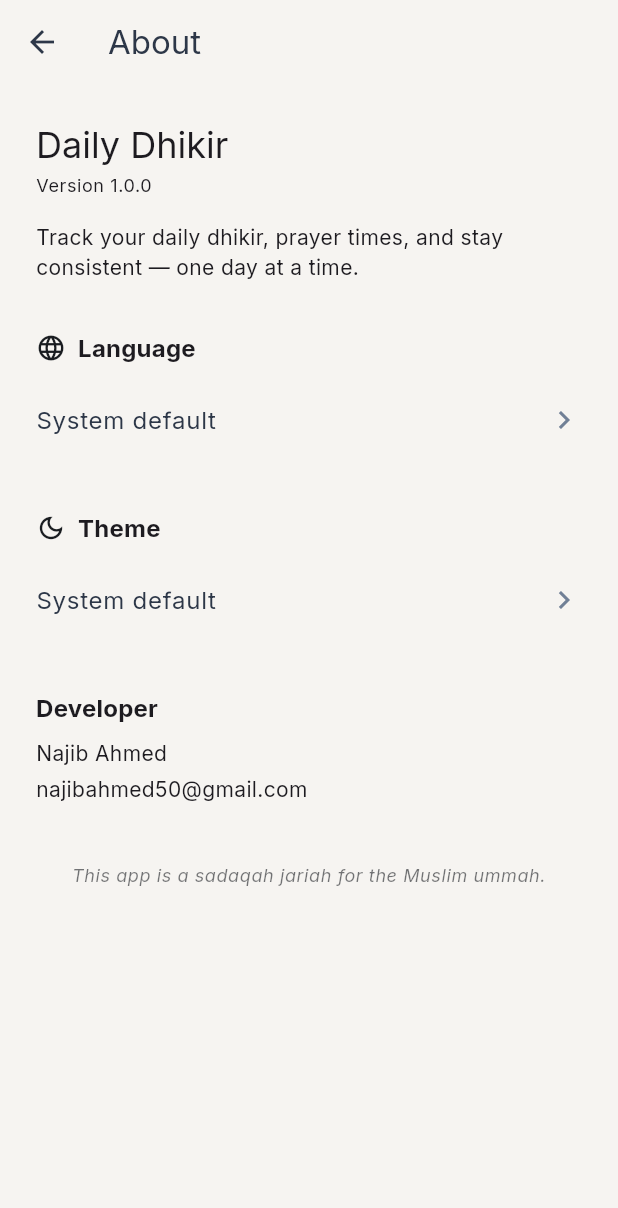
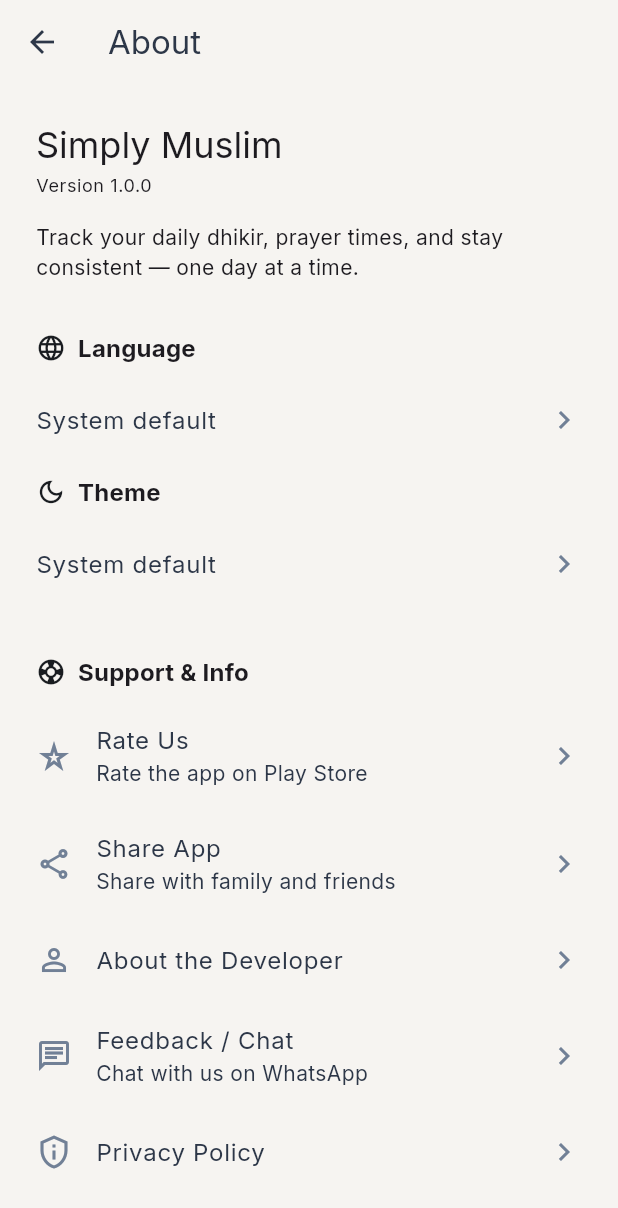
Before and after one commit to najibahmed/dhikrullah, a Flutter app: the AboutScreen screen opened by its route, on a phone screen of 412 x 824 dp. Shown: the top 1208 px of the screen. Run offline on Flutter 3.47's test engine with Material 3 defaults, Android fonts, the phone set to English and light mode, and no system bars; our stand-ins replace flutter_compass, flutter_local_notifications, flutter_timezone, geolocator, google_fonts, hijri and 6 more; missing offline and left inert: adhan_dart; accounts and stored records are empty.

Commit message:
feat(about): add support tiles and developer screen
Add Rate Us, Share App, About the Developer, Feedback/Chat and
Privacy Policy tiles to the About screen, replacing the static
developer text block.

- Rate opens the Play Store app, falling back to the web listing
- Share uses share_plus with a localized message + Play link
- Feedback opens WhatsApp, falling back to SMS
- New AboutDeveloperScreen behind RouteNames.aboutDeveloper
- Manifest <queries> for https/market/whatsapp/sms/mailto (Android 11+)
- Add url_launcher and share_plus

Co-Authored-By: Claude Opus 5.5 <noreply@anthropic.com>

```diff
--- a/lib/core/routing/app_routes.dart
+++ b/lib/core/routing/app_routes.dart
@@ -21,6 +21,7 @@ import 'package:dhikir_app/features/counter/screens/session_counter_screen.dart'
 import 'package:dhikir_app/features/prayer_time/screens/prayer_time_screen.dart';
 import 'package:dhikir_app/features/prayer_time/screens/prayer_time_settings_screen.dart';
 import 'package:dhikir_app/features/prayer_time/screens/hijri_settings_screen.dart';
+import 'package:dhikir_app/features/about/screens/about_developer_screen.dart';
 import 'package:dhikir_app/features/about/screens/about_screen.dart';
 import 'package:dhikir_app/features/qibla/screens/qibla_screen.dart';
 import 'package:dhikir_app/features/allah_names/screens/allah_names_screen.dart';
@@ -153,6 +154,12 @@ class AppRoutes {
           builder: (_) => const AboutScreen(),
         );
 
+      case RouteNames.aboutDeveloper:
+        return MaterialPageRoute(
+          settings: settings,
+          builder: (_) => const AboutDeveloperScreen(),
+        );
+
       case RouteNames.qibla:
         return MaterialPageRoute(
           settings: settings,
--- a/lib/core/routing/route_names.dart
+++ b/lib/core/routing/route_names.dart
@@ -19,6 +19,7 @@ class RouteNames {
   static const String prayerTimeSettings = '/prayer-time-settings';
   static const String hijriSettings = '/hijri-settings';
   static const String about = '/about';
+  static const String aboutDeveloper = '/about-developer';
   static const String qibla = '/qibla';
   static const String allahNames = '/allah-names';
   static const String dua = '/dua';
--- a/lib/features/about/screens/about_screen.dart
+++ b/lib/features/about/screens/about_screen.dart
@@ -2,8 +2,8 @@
 //
 // Static app-info page. Version is hardcoded to match pubspec.yaml's
 // `version:` field rather than pulling in package_info_plus for one
-// static string. Developer fields are placeholders — fill in before
-// shipping.
+// static string. Support tiles (rate, share, developer, feedback, privacy)
+// launch via support_actions.dart.
 
 import 'package:flutter/material.dart';
 import 'package:provider/provider.dart';
@@ -11,6 +11,8 @@ import 'package:provider/provider.dart';
 import 'package:dhikir_app/core/l10n/l10n_extensions.dart';
 import 'package:dhikir_app/core/providers/locale_provider.dart';
 import 'package:dhikir_app/core/providers/theme_provider.dart';
+import 'package:dhikir_app/core/routing/route_names.dart';
+import 'package:dhikir_app/features/about/support_actions.dart';
 import 'package:dhikir_app/l10n/generated/app_localizations.dart';
 
 const _appVersion = '1.0.0';
@@ -30,7 +32,7 @@ class AboutScreen extends StatelessWidget {
       body: ListView(
         padding: const EdgeInsets.all(24),
         children: [
-          Text(l10n.aboutAppName, style: theme.textTheme.headlineSmall),
+          Text("Simply Muslim", style: theme.textTheme.headlineSmall),
           const SizedBox(height: 4),
           Text(l10n.aboutVersion(_appVersion), style: theme.textTheme.bodySmall),
           const SizedBox(height: 16),
@@ -40,8 +42,7 @@ class AboutScreen extends StatelessWidget {
             children: [
               Icon(Icons.language, size: 20, color: theme.colorScheme.onSurface),
               const SizedBox(width: 8),
-              Text(l10n.settingsLanguage,
-                  style: theme.textTheme.titleMedium?.copyWith(fontWeight: FontWeight.w700)),
+              Text(l10n.settingsLanguage, style: theme.textTheme.titleMedium?.copyWith(fontWeight: FontWeight.w700)),
             ],
           ),
           const SizedBox(height: 8),
@@ -51,13 +52,12 @@ class AboutScreen extends StatelessWidget {
             trailing: const Icon(Icons.chevron_right),
             onTap: () => _showLanguageDialog(context),
           ),
-          const SizedBox(height: 32),
+          const SizedBox(height: 8),
           Row(
             children: [
               Icon(Icons.dark_mode_outlined, size: 20, color: theme.colorScheme.onSurface),
               const SizedBox(width: 8),
-              Text(l10n.themeSettingsRowLabel,
-                  style: theme.textTheme.titleMedium?.copyWith(fontWeight: FontWeight.w700)),
+              Text(l10n.themeSettingsRowLabel, style: theme.textTheme.titleMedium?.copyWith(fontWeight: FontWeight.w700)),
             ],
           ),
           const SizedBox(height: 8),
@@ -68,12 +68,42 @@ class AboutScreen extends StatelessWidget {
             onTap: () => _showThemeDialog(context),
           ),
           const SizedBox(height: 32),
-          Text(l10n.aboutDeveloper,
-              style: theme.textTheme.titleMedium?.copyWith(fontWeight: FontWeight.w700)),
+          Row(
+            children: [
+              Icon(Icons.support_outlined, size: 20, color: theme.colorScheme.onSurface),
+              const SizedBox(width: 8),
+              Text(l10n.supportSectionTitle, style: theme.textTheme.titleMedium?.copyWith(fontWeight: FontWeight.w700)),
+            ],
+          ),
           const SizedBox(height: 8),
-          Text(l10n.aboutDeveloperNamePlaceholder, style: theme.textTheme.bodyMedium),
-          const SizedBox(height: 4),
-          Text(l10n.aboutContactPlaceholder, style: theme.textTheme.bodyMedium),
+          _supportTile(
+            icon: Icons.star_rate_outlined,
+            title: l10n.rateUsTitle,
+            subtitle: l10n.rateUsSubtitle,
+            onTap: () => rateApp(context),
+          ),
+          _supportTile(
+            icon: Icons.share_outlined,
+            title: l10n.shareAppTitle,
+            subtitle: l10n.shareAppSubtitle,
+            onTap: () => shareApp(context),
+          ),
+          _supportTile(
+            icon: Icons.person_outline,
+            title: l10n.aboutDeveloperTitle,
+            onTap: () => Navigator.pushNamed(context, RouteNames.aboutDeveloper),
+          ),
+          _supportTile(
+            icon: Icons.chat_outlined,
+            title: l10n.feedbackTitle,
+            subtitle: l10n.feedbackSubtitle,
+            onTap: () => openFeedbackChat(context),
+          ),
+          _supportTile(
+            icon: Icons.privacy_tip_outlined,
+            title: l10n.privacyPolicyTitle,
+            onTap: () => openPrivacyPolicy(context),
+          ),
           const SizedBox(height: 40),
           Text(
             l10n.aboutSadaqahMessage,
@@ -85,6 +115,22 @@ class AboutScreen extends StatelessWidget {
           ),
         ],
       ),
+    );
+  }
+
+  Widget _supportTile({
+    required IconData icon,
+    required String title,
+    String? subtitle,
+    required VoidCallback onTap,
+  }) {
+    return ListTile(
+      contentPadding: EdgeInsets.zero,
+      leading: Icon(icon),
+      title: Text(title),
+      subtitle: subtitle == null ? null : Text(subtitle),
+      trailing: const Icon(Icons.chevron_right),
+      onTap: onTap,
     );
   }
 
--- a/lib/l10n/app_en.arb
+++ b/lib/l10n/app_en.arb
@@ -42,8 +42,23 @@
   "@aboutVersion": {"placeholders": {"version": {}}},
   "aboutDescription": "Track your daily dhikir, prayer times, and stay consistent — one day at a time.",
   "aboutDeveloper": "Developer",
-  "aboutDeveloperNamePlaceholder": "Najib Ahmed",
-  "aboutContactPlaceholder": "najibahmed50@gmail.com",
+  "aboutDeveloperName": "Najib Ahmed",
+  "aboutDeveloperTitle": "About the Developer",
+  "aboutDeveloperRole": "Flutter Developer · Bitbirds",
+  "aboutDeveloperBio": "I build simple, ad-free tools to help Muslims stay consistent in their daily worship. Your feedback and duas are always welcome.",
+  "aboutDeveloperEmail": "Email",
+  "aboutDeveloperWebsite": "Website",
+  "supportSectionTitle": "Support & Info",
+  "rateUsTitle": "Rate Us",
+  "rateUsSubtitle": "Rate the app on Play Store",
+  "shareAppTitle": "Share App",
+  "shareAppSubtitle": "Share with family and friends",
+  "shareAppMessage": "Try Simply Muslim — daily dhikir, prayer times & more: {url}",
+  "@shareAppMessage": {"placeholders": {"url": {}}},
+  "feedbackTitle": "Feedback / Chat",
+  "feedbackSubtitle": "Chat with us on WhatsApp",
+  "privacyPolicyTitle": "Privacy Policy",
+  "linkOpenFailed": "Couldn't open the link.",
   "aboutSadaqahMessage": "This app is a sadaqah jariah for the Muslim ummah.",
   "settingsLanguage": "Language",
   "settingsLanguageEnglish": "English",
--- a/pubspec.yaml
+++ b/pubspec.yaml
@@ -28,6 +28,8 @@ dependencies:
     sdk: flutter
   intl: ^0.20.2
   upgrader: ^13.6.0
+  url_launcher: ^6.3.2
+  share_plus: ^13.3.1
 
 dev_dependencies:
   flutter_test:
```
Also changed, not shown: lib/features/about/app_links.dart (added, +22 -0 lines), lib/features/about/screens/about_developer_screen.dart (added, +87 -0 lines), lib/features/about/support_actions.dart (added, +56 -0 lines), lib/l10n/app_bn.arb (+16 -2 lines), lib/l10n/generated/app_localizations.dart, lib/l10n/generated/app_localizations_bn.dart, lib/l10n/generated/app_localizations_en.dart, 1 other file.
